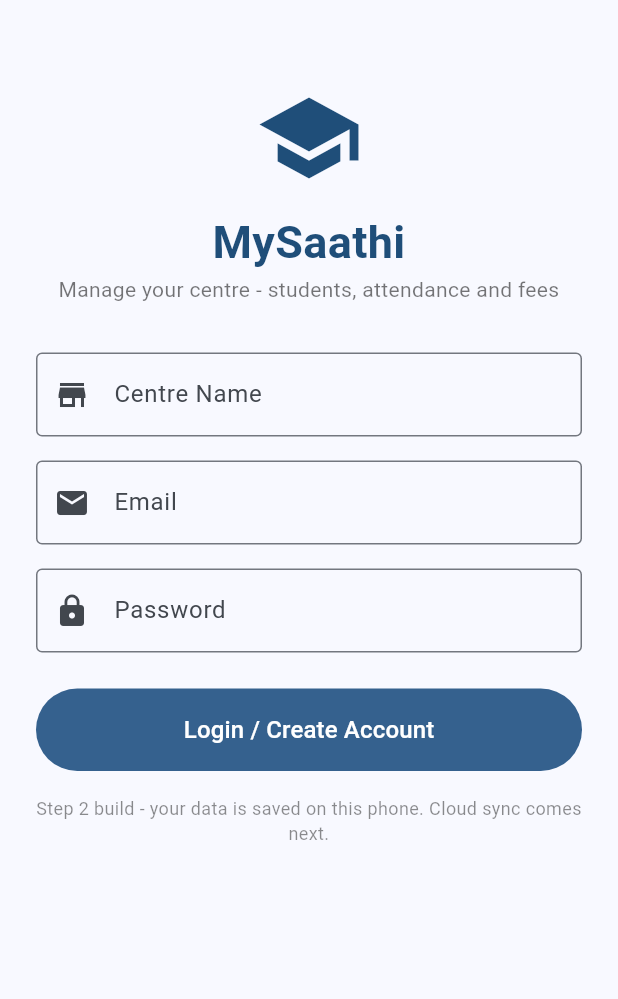
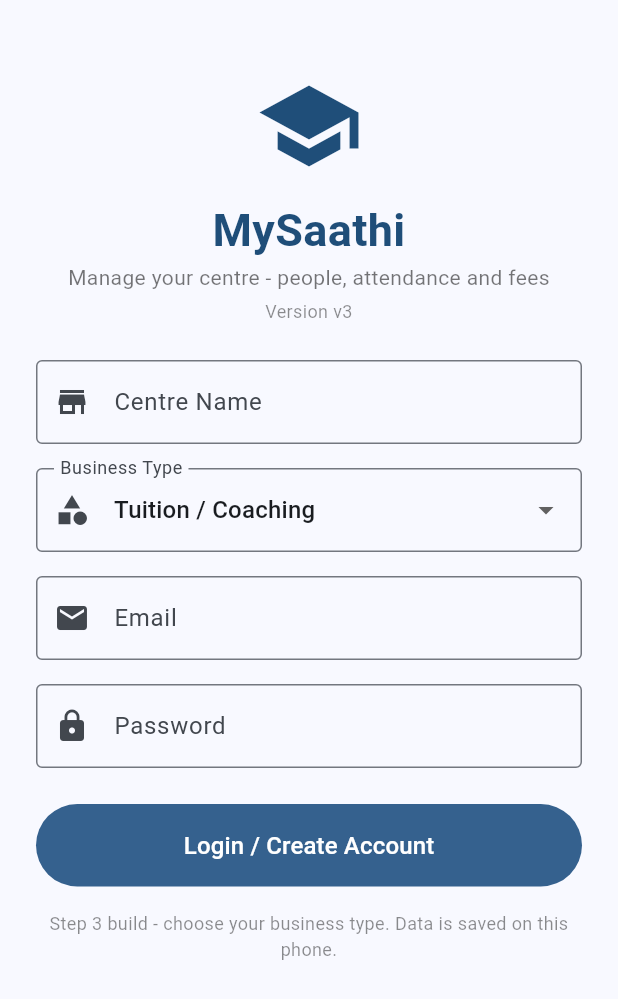
Before and after one commit to Shreecharanam/mysaathi-app, a Flutter app: the screen it shows after launch, on a phone screen of 412 x 824 dp. Shown: the top 999 px of the screen. Run offline on Flutter 3.47's test engine with Material 3 defaults, Android fonts, the phone set to English and light mode, and no system bars; our stand-ins replace shared_preferences.

Commit message:
v3: business type selection (tuition/gym/clinic/shop/other) + version display

```diff
--- a/lib/screens.dart
+++ b/lib/screens.dart
@@ -13,16 +13,18 @@
   final _centre = TextEditingController();
   final _email = TextEditingController();
   final _password = TextEditingController();
+  String _type = 'tuition';
 
   @override
   void initState() {
     super.initState();
     _centre.text = widget.store.centreName;
+    _type = widget.store.centreType;
   }
 
   void _login() {
     final name = _centre.text.trim().isEmpty ? 'My Centre' : _centre.text.trim();
-    widget.store.setCentre(name);
+    widget.store.setCentre(name, _type);
     Navigator.of(context).pushReplacement(
       MaterialPageRoute(builder: (_) => HomeScreen(store: widget.store)),
     );
@@ -45,7 +47,7 @@
           child: Column(
             crossAxisAlignment: CrossAxisAlignment.stretch,
             children: [
-              const SizedBox(height: 32),
+              const SizedBox(height: 24),
               const Icon(Icons.school, size: 72, color: Color(0xFF1F4E79)),
               const SizedBox(height: 12),
               const Text('MySaathi',
@@ -54,16 +56,38 @@
                       fontSize: 30,
                       fontWeight: FontWeight.bold,
                       color: Color(0xFF1F4E79))),
-              const Text('Manage your centre - students, attendance and fees',
+              const Text('Manage your centre - people, attendance and fees',
                   textAlign: TextAlign.center,
                   style: TextStyle(color: Colors.black54)),
-              const SizedBox(height: 32),
+              const SizedBox(height: 4),
+              Text('Version $appVersion',
+                  textAlign: TextAlign.center,
+                  style: const TextStyle(fontSize: 12, color: Colors.black45)),
+              const SizedBox(height: 24),
               TextField(
                 controller: _centre,
                 decoration: const InputDecoration(
                     labelText: 'Centre Name',
                     border: OutlineInputBorder(),
                     prefixIcon: Icon(Icons.store)),
+              ),
+              const SizedBox(height: 16),
+              DropdownButtonFormField<String>(
+                value: _type,
+                decoration: const InputDecoration(
+                    labelText: 'Business Type',
+                    border: OutlineInputBorder(),
+                    prefixIcon: Icon(Icons.category)),
+                items: const [
+                  DropdownMenuItem(
+                      value: 'tuition', child: Text('Tuition / Coaching')),
+                  DropdownMenuItem(value: 'gym', child: Text('Gym / Fitness')),
+                  DropdownMenuItem(
+                      value: 'clinic', child: Text('Clinic / Doctor')),
+                  DropdownMenuItem(value: 'shop', child: Text('Shop / Store')),
+                  DropdownMenuItem(value: 'other', child: Text('Other')),
+                ],
+                onChanged: (v) => setState(() => _type = v ?? 'tuition'),
               ),
               const SizedBox(height: 16),
               TextField(
@@ -93,7 +117,7 @@
               ),
               const SizedBox(height: 16),
               const Text(
-                  'Step 2 build - your data is saved on this phone. Cloud sync comes next.',
+                  'Step 3 build - choose your business type. Data is saved on this phone.',
                   textAlign: TextAlign.center,
                   style: TextStyle(fontSize: 12, color: Colors.black45)),
             ],
@@ -116,6 +140,7 @@
   int _index = 0;
 
   void _addStudent() {
+    final store = widget.store;
     final name = TextEditingController();
     final phone = TextEditingController();
     final batch = TextEditingController();
@@ -123,7 +148,7 @@
     showDialog(
       context: context,
       builder: (ctx) => AlertDialog(
-        title: const Text('Add Student'),
+        title: Text('Add ${store.personWord()}'),
         content: SingleChildScrollView(
           child: Column(
             mainAxisSize: MainAxisSize.min,
@@ -137,11 +162,12 @@
                   decoration: const InputDecoration(labelText: 'Phone')),
               TextField(
                   controller: batch,
-                  decoration: const InputDecoration(labelText: 'Batch / Class')),
+                  decoration:
+                      InputDecoration(labelText: store.groupWord())),
               TextField(
                   controller: fee,
                   keyboardType: TextInputType.number,
-                  decoration: const InputDecoration(labelText: 'Monthly Fee')),
+                  decoration: InputDecoration(labelText: store.feeWord())),
             ],
           ),
         ),
@@ -154,7 +180,7 @@
               if (name.text.trim().isEmpty) {
                 return;
               }
-              widget.store.addStudent(Student(
+              store.addStudent(Student(
                 id: DateTime.now().microsecondsSinceEpoch.toString(),
                 name: name.text.trim(),
                 phone: phone.text.trim(),
@@ -192,11 +218,13 @@
       bottomNavigationBar: NavigationBar(
         selectedIndex: _index,
         onDestinationSelected: (i) => setState(() => _index = i),
-        destinations: const [
-          NavigationDestination(icon: Icon(Icons.people), label: 'Students'),
+        destinations: [
           NavigationDestination(
+              icon: const Icon(Icons.people),
+              label: store.personWordPlural()),
+          const NavigationDestination(
               icon: Icon(Icons.check_circle), label: 'Attendance'),
-          NavigationDestination(
+          const NavigationDestination(
               icon: Icon(Icons.currency_rupee), label: 'Fees'),
         ],
       ),
@@ -214,7 +242,8 @@
       animation: store,
       builder: (context, _) {
         if (store.students.isEmpty) {
-          return const Center(child: Text('No students yet. Tap + to add one.'));
+          return Center(
+              child: Text('No ${store.personWordPlural().toLowerCase()} yet. Tap + to add one.'));
         }
         return ListView.builder(
           itemCount: store.students.length,
@@ -225,7 +254,8 @@
                 child: Text(s.name.isEmpty ? '?' : s.name[0].toUpperCase()),
               ),
               title: Text(s.name),
-              subtitle: Text('${s.batch}   -   Rs ${s.fee.toStringAsFixed(0)}/month'),
+              subtitle: Text(
+                  '${s.batch}   -   Rs ${s.fee.toStringAsFixed(0)}'),
               trailing: IconButton(
                 icon: const Icon(Icons.delete_outline),
                 onPressed: () => store.removeStudent(s.id),
@@ -249,7 +279,7 @@
       animation: store,
       builder: (context, _) {
         if (store.students.isEmpty) {
-          return const Center(child: Text('Add students first.'));
+          return const Center(child: Text('Add people first.'));
         }
         final present =
             store.students.where((s) => store.isPresent(date, s.id)).length;
@@ -257,7 +287,7 @@
           children: [
             Padding(
               padding: const EdgeInsets.all(12),
-              child: Text('Today: ${present} / ${store.students.length} present',
+              child: Text('Today: $present / ${store.students.length} present',
                   style: const TextStyle(fontWeight: FontWeight.bold)),
             ),
             Expanded(
@@ -292,7 +322,7 @@
       animation: store,
       builder: (context, _) {
         if (store.students.isEmpty) {
-          return const Center(child: Text('Add students first.'));
+          return const Center(child: Text('Add people first.'));
         }
         return ListView.builder(
           itemCount: store.students.length,
@@ -302,7 +332,8 @@
             final due = s.fee - paid;
             return ListTile(
               title: Text(s.name),
-              subtitle: Text('Fee Rs ${s.fee.toStringAsFixed(0)}   -   Paid Rs ${paid.toStringAsFixed(0)}'),
+              subtitle: Text(
+                  '${store.feeWord()}: Rs ${s.fee.toStringAsFixed(0)}   -   Paid Rs ${paid.toStringAsFixed(0)}'),
               trailing: due <= 0
                   ? const Chip(label: Text('Paid'))
                   : TextButton(
--- a/lib/store.dart
+++ b/lib/store.dart
@@ -1,6 +1,8 @@
 import 'dart:convert';
 import 'package:flutter/foundation.dart';
 import 'package:shared_preferences/shared_preferences.dart';
+
+const String appVersion = 'v3';
 
 class Student {
   String id;
@@ -36,6 +38,7 @@
 
 class AppStore extends ChangeNotifier {
   String centreName = '';
+  String centreType = 'tuition';
   final List<Student> students = [];
   final Map<String, List<String>> attendance = {};
   final Map<String, double> payments = {};
@@ -43,6 +46,7 @@
   Future<void> load() async {
     final prefs = await SharedPreferences.getInstance();
     centreName = prefs.getString('centreName') ?? '';
+    centreType = prefs.getString('centreType') ?? 'tuition';
     final s = prefs.getString('students');
     if (s != null && s.isNotEmpty) {
       for (final e in (jsonDecode(s) as List)) {
@@ -66,6 +70,7 @@
   Future<void> save() async {
     final prefs = await SharedPreferences.getInstance();
     await prefs.setString('centreName', centreName);
+    await prefs.setString('centreType', centreType);
     await prefs.setString(
         'students', jsonEncode(students.map((e) => e.toJson()).toList()));
     await prefs.setString('attendance', jsonEncode(attendance));
@@ -73,10 +78,42 @@
     notifyListeners();
   }
 
-  void setCentre(String name) {
+  void setCentre(String name, String type) {
     centreName = name;
+    centreType = type;
     save();
   }
+
+  String personWord() => switch (centreType) {
+        'gym' => 'Member',
+        'clinic' => 'Patient',
+        'shop' => 'Customer',
+        'other' => 'Person',
+        _ => 'Student',
+      };
+
+  String personWordPlural() => switch (centreType) {
+        'gym' => 'Members',
+        'clinic' => 'Patients',
+        'shop' => 'Customers',
+        'other' => 'People',
+        _ => 'Students',
+      };
+
+  String groupWord() => switch (centreType) {
+        'gym' => 'Plan',
+        'clinic' => 'Case',
+        'shop' => 'Item',
+        'other' => 'Group',
+        _ => 'Batch',
+      };
+
+  String feeWord() => switch (centreType) {
+        'clinic' => 'Fee',
+        'shop' => 'Amount',
+        'other' => 'Amount',
+        _ => 'Monthly Fee',
+      };
 
   void addStudent(Student s) {
     students.add(s);
@@ -90,7 +127,8 @@
 
   String monthKey(DateTime d) => '${d.year}-${d.month.toString().padLeft(2, '0')}';
 
-  String todayKey(DateTime d) => '${d.year}-${d.month.toString().padLeft(2, '0')}-${d.day.toString().padLeft(2, '0')}';
+  String todayKey(DateTime d) =>
+      '${d.year}-${d.month.toString().padLeft(2, '0')}-${d.day.toString().padLeft(2, '0')}';
 
   bool isPresent(String date, String studentId) =>
       (attendance[date] ?? <String>[]).contains(studentId);
@@ -106,10 +144,10 @@
   }
 
   double paidFor(String studentId, String month) =>
-      payments['${studentId}|${month}'] ?? 0;
+      payments['$studentId|$month'] ?? 0;
 
   void setPaid(String studentId, String month, double amount) {
-    payments['${studentId}|${month}'] = amount;
+    payments['$studentId|$month'] = amount;
     save();
   }
 }
--- a/pubspec.yaml
+++ b/pubspec.yaml
@@ -1,7 +1,7 @@
 name: mysaathi
 description: "MySaathi - centre management app for tuition, gym, clinic and shop."
 publish_to: 'none'
-version: 1.0.0+2
+version: 1.0.0+3
 
 environment:
   sdk: '>=3.3.0 <4.0.0'
```
